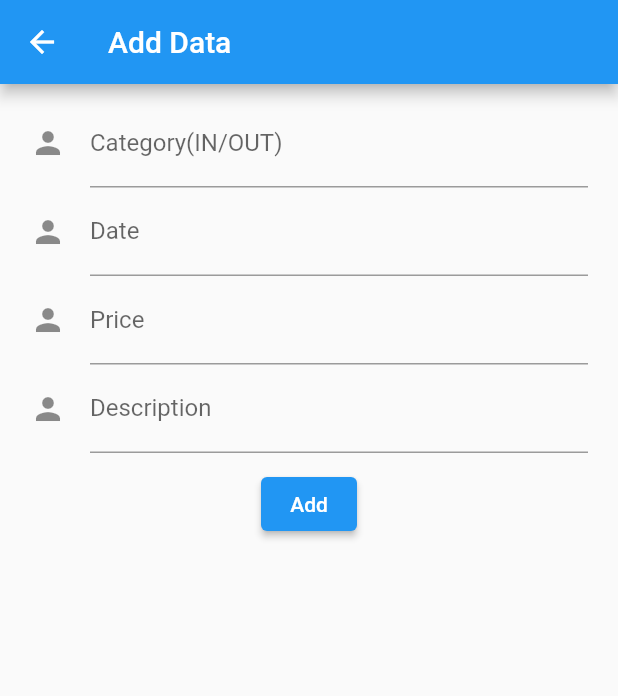
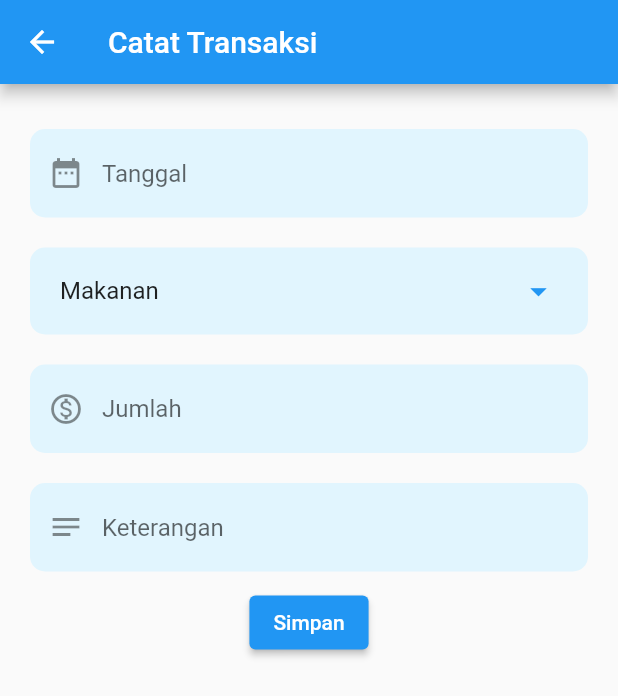
Before and after one commit to ichlasul0899/cajang, a Flutter app: the AddData screen opened by its route, on a phone screen of 412 x 824 dp. Shown: the top 696 px of the screen. Run offline on Flutter 3.47's test engine with Material 2 defaults, Android fonts, the phone set to English and light mode, and no system bars; our stand-ins replace cloud_firestore, firebase_core, gap; accounts and stored records are empty.

Commit message:
Revisi form add transaksi

```diff
--- a/lib/src/page/add_data.dart
+++ b/lib/src/page/add_data.dart
@@ -1,4 +1,6 @@
 import 'package:flutter/material.dart';
+import 'package:gap/gap.dart';
+import 'package:intl/intl.dart';
 
 class AddData extends StatefulWidget {
   const AddData({Key? key}) : super(key: key);
@@ -8,83 +10,185 @@ class AddData extends StatefulWidget {
 }
 
 class _AddDataState extends State<AddData> {
+
+
+  TextEditingController controller = TextEditingController();
+  TextEditingController controllerJumlah = TextEditingController();
+  TextEditingController controllerKeterangan = TextEditingController();
+
+  List<String> category_list = [
+    "Makanan",
+    "Sewa Kosan",
+    "Internet",
+    "Transportasi",
+    "Tagihan",
+    "Lain lain",
+  ];
+
+  String dropdownValue = "Makanan";
+
+
+
+
   @override
   Widget build(BuildContext context) {
+
     return Scaffold(
       appBar: AppBar(
-        title: Text("Add Data"),
+        title: Text("Catat Transaksi"),
       ),
-      body: Column(
+      body: ListView(
+
         children: [
+          // Text(controller.text),
           Container(
-            padding: EdgeInsets.symmetric(horizontal: 20, vertical: 10),
+            padding: const EdgeInsets.symmetric(horizontal: 20, vertical: 10),
             child: Column(
               children: [
-                TextFormField(
-                  decoration: const InputDecoration(
-                    icon: Icon(Icons.person),
-                    hintText: 'What do people call you?',
-                    labelText: 'Category(IN/OUT)',
+                const Gap(20),
+
+                // Container(
+                //   decoration: BoxDecoration(
+                //     borderRadius: BorderRadius.all(Radius.circular(20)),
+                //     color: Colors.lightBlue.shade50,
+                //   ),
+                //   child: Row(
+                //
+                //     children: [
+                //       ElevatedButton(
+                //           onPressed: (){},
+                //           child: Text("Pemasukan"),
+                //           style: ButtonStyle(
+                //             backgroundColor: MaterialStateProperty.all(Colors.lightBlue.shade50),
+                //           ),
+                //       ),
+                //       ElevatedButton(onPressed: (){}, child: Text("Pengeluaran")),
+                //     ],
+                //     mainAxisAlignment: MainAxisAlignment.spaceEvenly,
+                //   ),
+                // ),
+
+                TextField(
+                  controller: controller,
+                  readOnly: true,
+                  onTap: () async {
+                    DateTime?pickedDate = await showDatePicker(
+                        context: context,
+                        initialDate: DateTime.now(),
+                        firstDate: DateTime(2000),
+                        lastDate: DateTime(2101));
+
+                    if(pickedDate!=null){
+                      String formattedDate = DateFormat("dd-mm-yyyy").format(pickedDate);
+                      setState(() {
+                        controller.text = formattedDate.toString();
+                      });
+                    } else {
+                      print("no date");
+                    }
+
+                  },
+                  decoration: InputDecoration(
+
+                    // icon: Icon(Icons.person),
+                    fillColor: Colors.lightBlue.shade50,
+                    filled: true,
+                    prefixIcon: Icon(Icons.date_range),
+                    // prefixText: "Name  ",
+                    // prefix: Text("Hello"),
+                    // suffix: Text("Nama"),
+                    hintText: 'Tanggal',
+                    // hintStyle: TextStyle(fontWeight: FontWeight.bold),
+                    // labelText: 'Category(IN/OUT)',
+                    border: OutlineInputBorder(
+                        borderSide: BorderSide.none,
+                        borderRadius: BorderRadius.all(Radius.circular(10)))
+
                   ),
-                  onSaved: (String? value) {
-                    // This optional block of code can be used to run
-                    // code when the user saves the form.
+                ),
+                const Gap(20),
+                Container(
+                  padding: EdgeInsets.symmetric(horizontal: 20, vertical: 5),
+                  decoration: BoxDecoration(
+                    borderRadius: BorderRadius.all(Radius.circular(10)),
+                    color: Colors.lightBlue.shade50
+                  ),
+                  child: DropdownButton(
+                      dropdownColor: Colors.blue.shade50,
+                      underline: Container(),
+                      value: dropdownValue,
+                      borderRadius: BorderRadius.all(Radius.circular(20)),
+                      isExpanded: true,
+                      iconSize: 26.0,
+                      iconEnabledColor: Colors.blue,
+                      // value: selected,
+
+                      items: category_list.map((e) =>
+                          DropdownMenuItem(
+                            value: e,
+                            child: Text(e),
+                      )).toList(),
+                      // value: _dropdownValue,
+                      onChanged: (String? value){
+                        setState(() {
+                          dropdownValue = value!;
+                        });
+                      }
+                  ),
+                ),
+                const Gap(20),
+                TextField(
+                  keyboardType: TextInputType.number,
+                  controller: controllerJumlah,
+                  onTap: () {
+
+
                   },
-                  validator: (String? value) {
-                    return (value != null && value.contains('@')) ? 'Do not use the @ char.' : null;
+                  decoration: InputDecoration(
+
+                    // icon: Icon(Icons.person),
+                      fillColor: Colors.lightBlue.shade50,
+                      filled: true,
+                      prefixIcon: Icon(Icons.monetization_on_outlined),
+                      hintText: 'Jumlah',
+                      // hintStyle: TextStyle(fontWeight: FontWeight.bold),
+                      border: OutlineInputBorder(
+                          borderSide: BorderSide.none,
+                          borderRadius: BorderRadius.all(Radius.circular(10)))
+
+                  ),
+                ),
+                const Gap(20),
+                TextField(
+                  controller: controllerKeterangan,
+                  onTap: () {
+
+
                   },
+                  decoration: InputDecoration(
+                      fillColor: Colors.lightBlue.shade50,
+                      filled: true,
+                      prefixIcon: Icon(Icons.notes_outlined),
+                      hintText: 'Keterangan',
+                      // hintStyle: TextStyle(fontWeight: FontWeight.bold),
+                      border: OutlineInputBorder(
+                          borderSide: BorderSide.none,
+                          borderRadius: BorderRadius.all(Radius.circular(10)))
+
+                  ),
                 ),
-                TextFormField(
-                  decoration: const InputDecoration(
-                    icon: Icon(Icons.person),
-                    hintText: 'What do people call you?',
-                    labelText: 'Date',
-                  ),
-                  onSaved: (String? value) {
-                    // This optional block of code can be used to run
-                    // code when the user saves the form.
-                  },
-                  validator: (String? value) {
-                    return (value != null && value.contains('@')) ? 'Do not use the @ char.' : null;
-                  },
-                ),
-                TextFormField(
-                  decoration: const InputDecoration(
-                    icon: Icon(Icons.person),
-                    hintText: 'What do people call you?',
-                    labelText: 'Price',
-                  ),
-                  onSaved: (String? value) {
-                    // This optional block of code can be used to run
-                    // code when the user saves the form.
-                  },
-                  validator: (String? value) {
-                    return (value != null && value.contains('@')) ? 'Do not use the @ char.' : null;
-                  },
-                ),
-                TextFormField(
-                  decoration: const InputDecoration(
-                    icon: Icon(Icons.person),
-                    hintText: '',
-                    labelText: 'Description',
-                  ),
-                  onSaved: (String? value) {
-                    // This optional block of code can be used to run
-                    // code when the user saves the form.
-                  },
-                  validator: (String? value) {
-                    return (value != null && value.contains('@')) ? 'Do not use the @ char.' : null;
-                  },
-                ),
+
               ],
             ),
           ),
-          ElevatedButton(
-              onPressed: (){
-                print("add data to db");
-                Navigator.pop(context);
-              },
-              child: Text("Add")
+          Center(
+            child: ElevatedButton(
+                onPressed: (){
+                  print("add data to db ${controller}");
+                  // Navigator.pop(context);
+                },
+                child: Text("Simpan")
+            ),
           ),
         ],
       ),
--- a/lib/src/page/home_page.dart
+++ b/lib/src/page/home_page.dart
@@ -17,8 +17,8 @@ class _HomePageState extends State<HomePage> {
             height: 300,
             padding: EdgeInsets.symmetric(horizontal: 30, vertical: 30),
             decoration: BoxDecoration(
-              borderRadius: BorderRadius.circular(12),
               image: DecorationImage(
+                fit: BoxFit.fill,
                 image: AssetImage("assets/images/image1.jpg")
               )
             ),
--- /dev/null
+++ b/lib/src/widgets/input_string.dart
@@ -0,0 +1,17 @@
+import 'package:flutter/material.dart';
+
+class InputString extends StatelessWidget {
+  const InputString({Key? key}) : super(key: key);
+
+  @override
+  Widget build(BuildContext context) {
+    return Row(
+      children: [
+        Text("Name"),
+        TextField(
+
+        ),
+      ],
+    );
+  }
+}
--- a/pubspec.yaml
+++ b/pubspec.yaml
@@ -36,6 +36,8 @@ dependencies:
   firebase_core: ^2.3.0
   firebase_storage: ^11.0.6
   cloud_firestore: ^4.1.0
+  intl: ^0.17.0
+  gap: ^2.0.1
 
 dev_dependencies:
   flutter_test:
```
Also changed, not shown: img/input.png, pubspec.lock.
